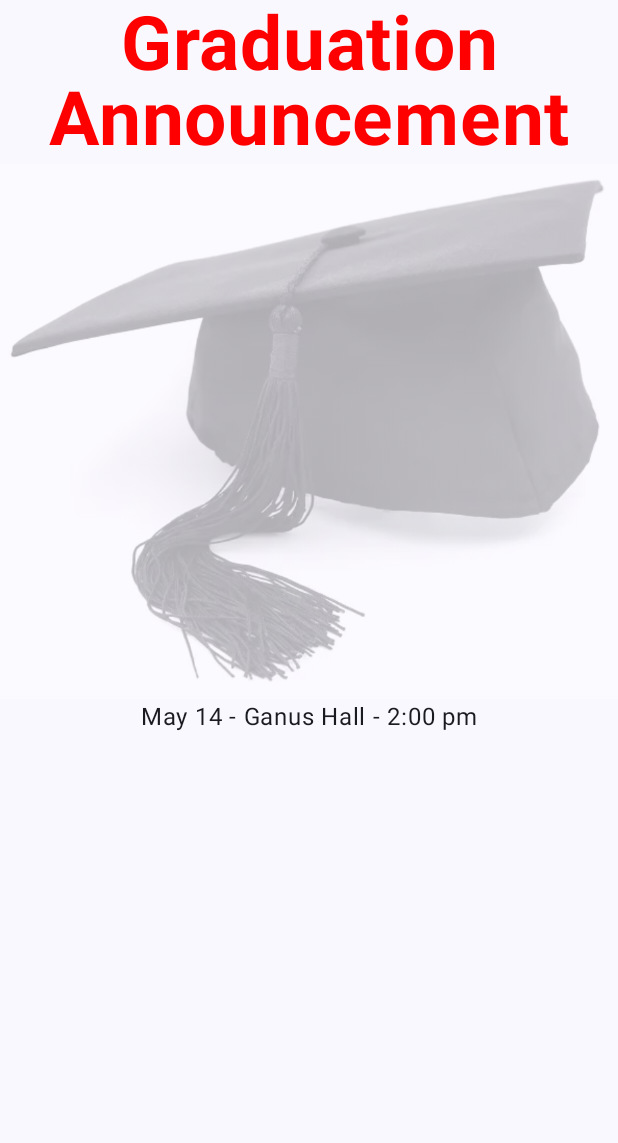
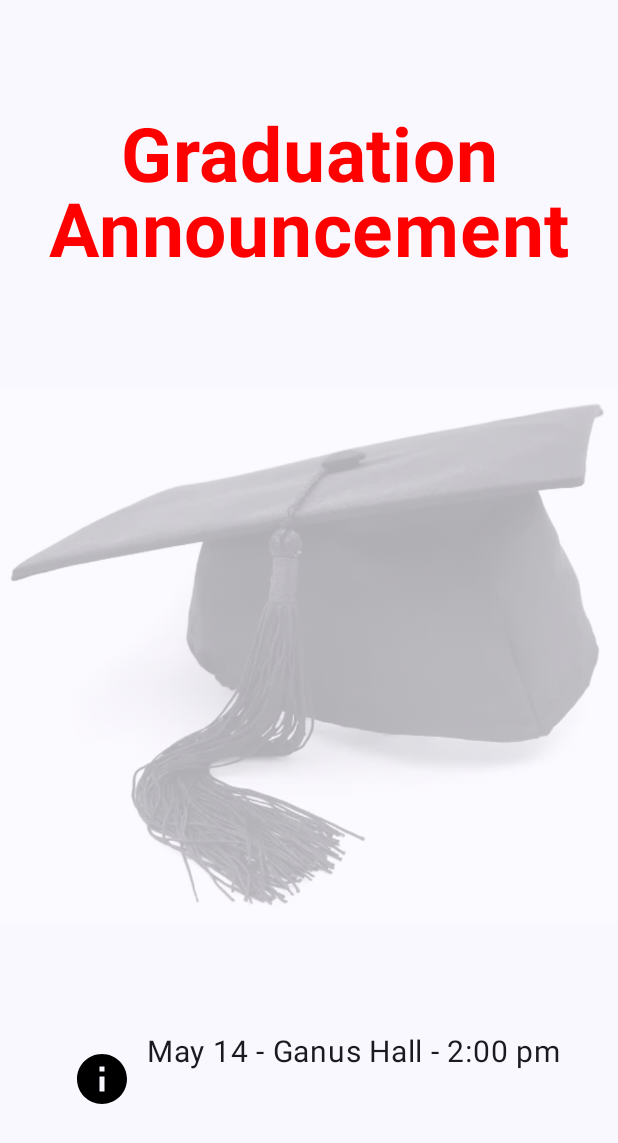
Before and after one commit to munozAndrew/CSC436, an Android app built with Jetpack Compose: the screen it shows after launch (MainActivity), on a phone screen of 412 x 824 dp. Shown: the top 1143 px of the screen. Run offline under Robolectric (Android 15) with nearby library versions, the phone set to English and light mode, and no system bars.

Commit message:
fixing info bar

```diff
--- a/app/src/main/java/com/zybooks/graduationrsvp/MainActivity.kt
+++ b/app/src/main/java/com/zybooks/graduationrsvp/MainActivity.kt
@@ -4,8 +4,16 @@ import android.os.Bundle
 import androidx.activity.ComponentActivity
 import androidx.activity.compose.setContent
 import androidx.compose.foundation.Image
+import androidx.compose.foundation.layout.Arrangement
 import androidx.compose.foundation.layout.Column
+import androidx.compose.foundation.layout.Row
+import androidx.compose.foundation.layout.fillMaxHeight
 import androidx.compose.foundation.layout.fillMaxSize
+import androidx.compose.foundation.layout.padding
+import androidx.compose.foundation.layout.size
+import androidx.compose.material.icons.Icons
+import androidx.compose.material.icons.filled.Info
+import androidx.compose.material3.Icon
 import androidx.compose.material3.MaterialTheme
 import androidx.compose.material3.Surface
 import androidx.compose.material3.Text
@@ -13,11 +21,13 @@ import androidx.compose.runtime.Composable
 import androidx.compose.ui.Alignment
 import androidx.compose.ui.Modifier
 import androidx.compose.ui.graphics.Color
+import androidx.compose.ui.layout.ModifierLocalBeyondBoundsLayout
 import androidx.compose.ui.res.painterResource
 import androidx.compose.ui.res.stringResource
 import androidx.compose.ui.text.font.FontWeight
 import androidx.compose.ui.text.style.TextAlign
 import androidx.compose.ui.tooling.preview.Preview
+import androidx.compose.ui.unit.dp
 import androidx.compose.ui.unit.sp
 import com.zybooks.graduationrsvp.ui.theme.GraduationRSVPTheme
 
@@ -40,7 +50,8 @@ class MainActivity : ComponentActivity() {
 @Composable
 fun GradScreen(modifier: Modifier = Modifier) {
     Column (
-        horizontalAlignment = Alignment.CenterHorizontally
+        horizontalAlignment = Alignment.CenterHorizontally,
+        verticalArrangement = Arrangement.SpaceEvenly
     ){
         Text(
             text = stringResource(R.string.graduation_announcement),
@@ -56,9 +67,20 @@ fun GradScreen(modifier: Modifier = Modifier) {
             contentDescription = "Graduation cap",
             alpha = 0.3f
         )
-        Text(
-            text = stringResource(R.string.info)
-        )
+        Row {
+            Icon(
+                imageVector = Icons.Filled.Info,
+                contentDescription = "Info",
+                tint = Color.Black,
+                modifier = Modifier.padding(10.dp).size(40.dp)
+
+
+            )
+            Text(
+                text = stringResource(R.string.info), fontSize = 20.sp
+            )
+        }
+
     }
 
 
```
